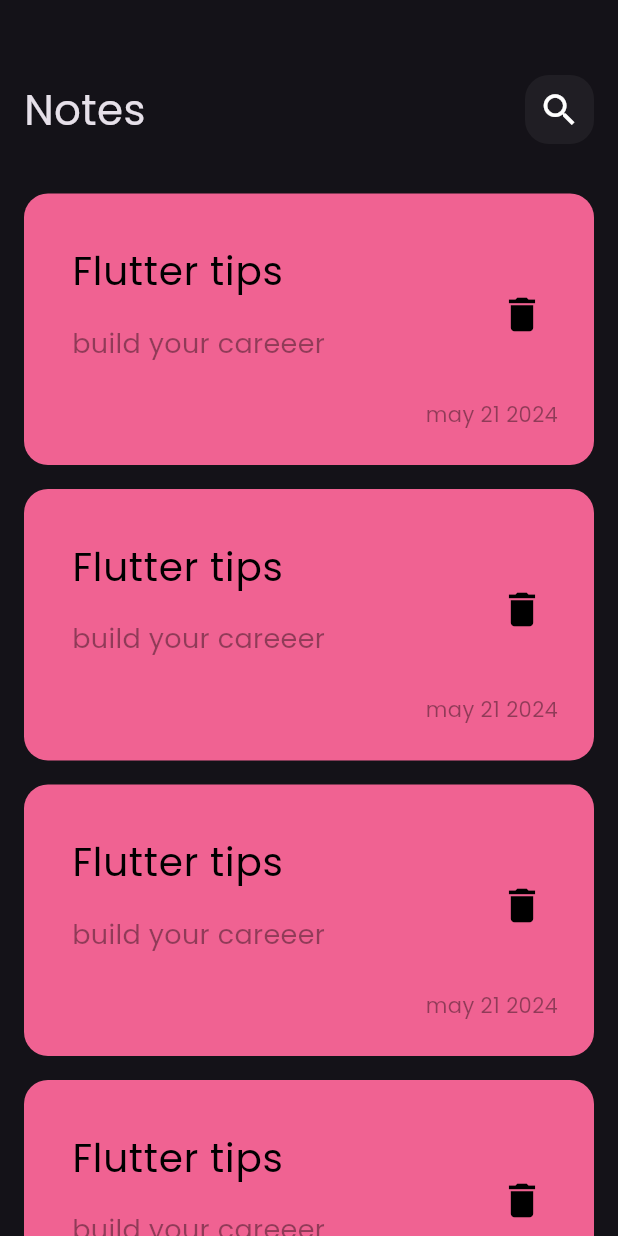
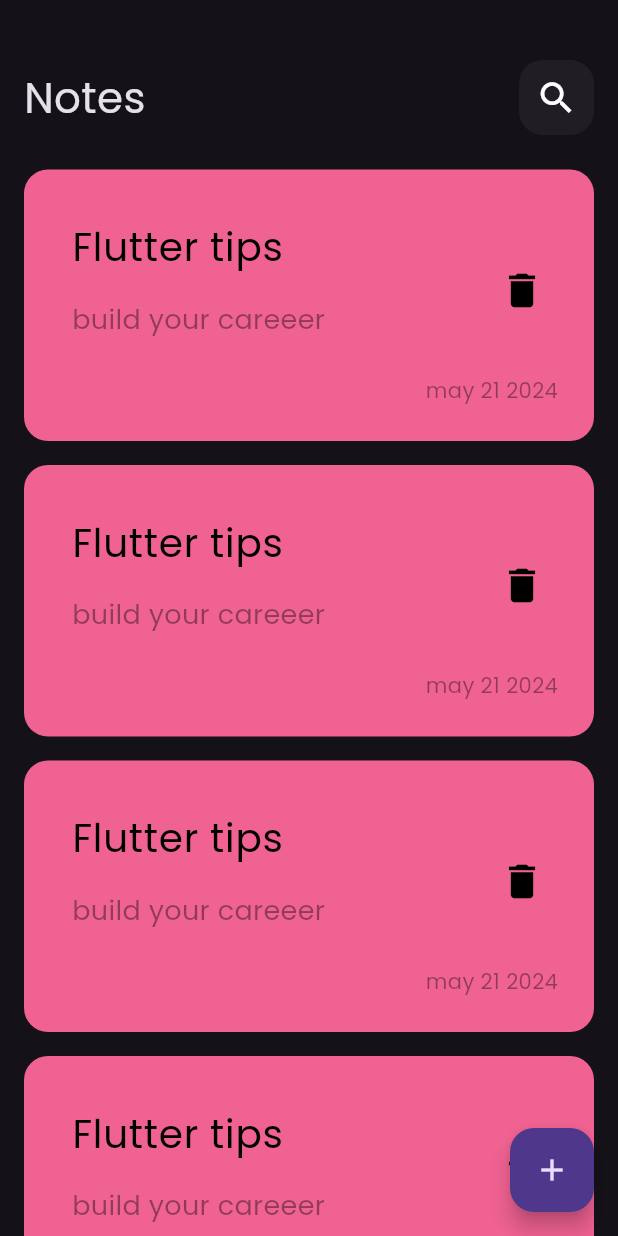
Before and after one commit to leqaadiab/notes_app, a Flutter app: the screen it shows after launch, on a phone screen of 412 x 824 dp. Run offline on Flutter 3.47's test engine with Material 3 defaults, Android fonts, the light colour scheme and no system bars.

Commit message:
notes item

```diff
--- a/lib/views/note_view.dart
+++ b/lib/views/note_view.dart
@@ -6,8 +6,12 @@
 
   @override
   Widget build(BuildContext context) {
-    return const Scaffold(
-      body: NotesViewBody(),
+    return Scaffold(
+      floatingActionButton: FloatingActionButton(
+        onPressed: () {},
+        child: const Icon(Icons.add),
+      ),
+      body: const NotesViewBody(),
     );
   }
 }
--- a/lib/views/widgets/custom_icon.dart
+++ b/lib/views/widgets/custom_icon.dart
@@ -9,8 +9,8 @@
   @override
   Widget build(BuildContext context) {
     return Container(
-      height: 46,
-      width: 46,
+      height: 50,
+      width: 50,
       decoration: BoxDecoration(
           color: Colors.white.withOpacity(.05),
           borderRadius: BorderRadius.circular(16)),
--- a/lib/views/widgets/notes_list_view.dart
+++ b/lib/views/widgets/notes_list_view.dart
@@ -8,8 +8,8 @@
   @override
   Widget build(BuildContext context) {
     return ListView.builder(itemBuilder: (context, index) {
-      return Padding(
-        padding: const EdgeInsets.symmetric(vertical: 8),
+      return const Padding(
+        padding: EdgeInsets.symmetric(vertical: 8),
         child: NoteItem(),
       );
     });
--- a/lib/views/widgets/notes_view_body.dart
+++ b/lib/views/widgets/notes_view_body.dart
@@ -13,14 +13,14 @@
       child: Column(
         children: [
           SizedBox(
-            height: 50,
+            height: 40,
           ),
           CustomAppBar(
             title: 'Notes',
             icon: Icons.search,
           ),
           SizedBox(
-            height: 25,
+            height: 15,
           ),
           Expanded(child: NotesListView()),
         ],
```
